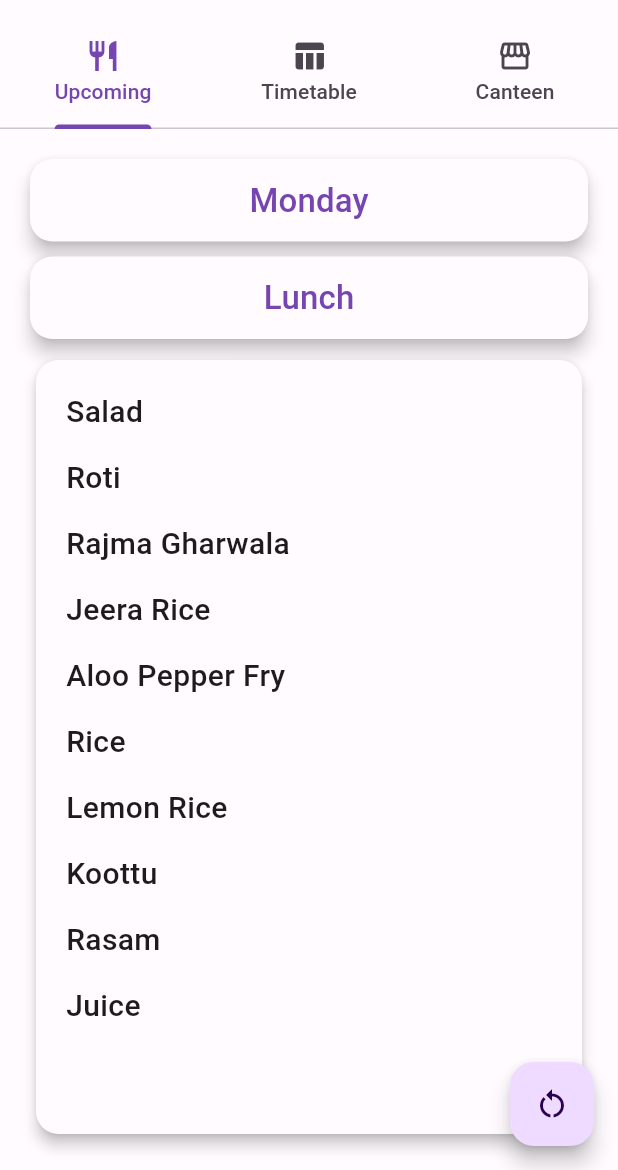
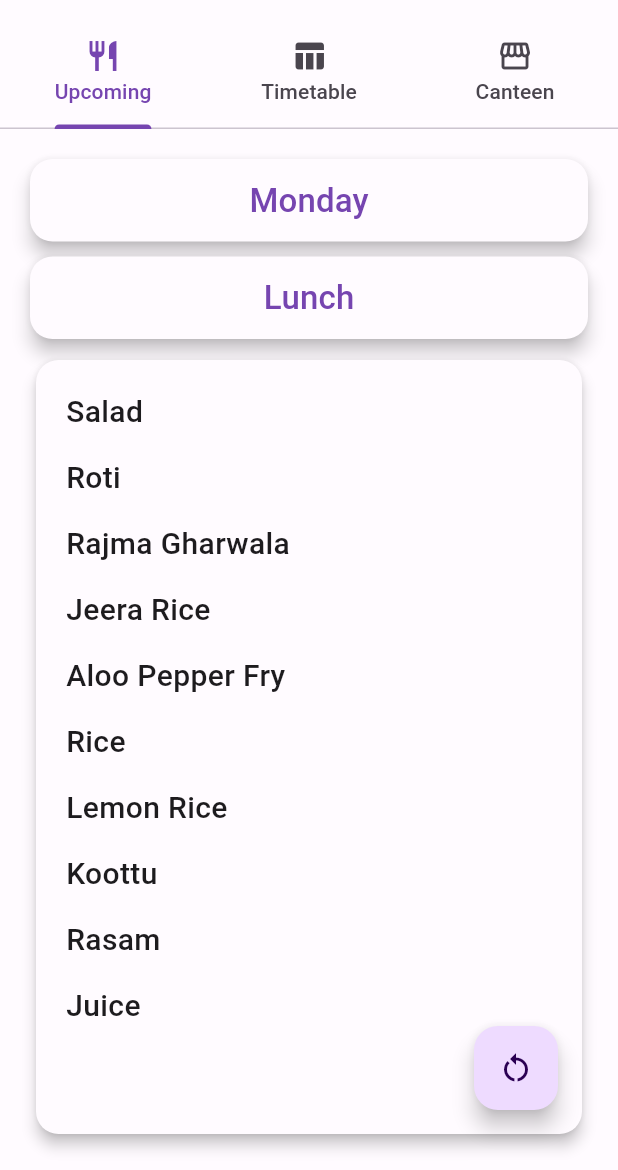
Before and after one commit to shenmareparas/VIT_Bhopal_Mess, a Flutter app: the screen it shows after launch, on a phone screen of 412 x 824 dp, the part 66-1236 px from its top. Run offline on Flutter 3.47's test engine with Material 2 defaults, Android fonts, the phone set to English and light mode, and no system bars; our stand-ins replace photo_view, shared_preferences.

Commit message:
Render Error Fixed

```diff
--- a/lib/upcoming.dart
+++ b/lib/upcoming.dart
@@ -68,7 +68,9 @@ class _UpcomingState extends State<Upcoming> {
     return Scaffold(
       body: Padding(
         padding: const EdgeInsets.all(20.0),
-        child: Column(
+        child: Stack(
+          children: [
+            Column(
               children: [
                 SizedBox(
                   height: 55,
@@ -99,8 +101,8 @@ class _UpcomingState extends State<Upcoming> {
                                         child: Align(
                                             alignment: Alignment.centerLeft,
                                             child: Text(days[index],
-                                            style:
-                                                const TextStyle(fontSize: 18))),
+                                                style: const TextStyle(
+                                                    fontSize: 18))),
                                       ),
                                       const SizedBox(height: 18)
                                     ],
@@ -155,8 +157,8 @@ class _UpcomingState extends State<Upcoming> {
                                         child: Align(
                                             alignment: Alignment.centerLeft,
                                             child: Text(meal[index],
-                                            style:
-                                                const TextStyle(fontSize: 18))),
+                                                style: const TextStyle(
+                                                    fontSize: 18))),
                                       ),
                                       const SizedBox(height: 18)
                                     ],
@@ -193,8 +195,9 @@ class _UpcomingState extends State<Upcoming> {
                       child: ListView.builder(
                         // physics: const NeverScrollableScrollPhysics(),
                         shrinkWrap: true,
-                    itemCount:
-                        getMess(selectedMess)[formattedDate][mealTime]?.length,
+                        itemCount: getMess(selectedMess)[formattedDate]
+                                [mealTime]
+                            ?.length,
                         itemBuilder: (BuildContext context, int index) {
                           return Column(
                             crossAxisAlignment: CrossAxisAlignment.start,
@@ -220,8 +223,7 @@ class _UpcomingState extends State<Upcoming> {
                 ),
               ],
             ),
-      ),
-      floatingActionButton: Positioned(
+            Positioned(
               bottom: 20,
               right: 20,
               child: FloatingActionButton(
@@ -230,6 +232,9 @@ class _UpcomingState extends State<Upcoming> {
                 child: const Icon(Icons.restart_alt),
               ),
             ),
+          ],
+        ),
+      ),
     );
   }
 }
```
Lines whose indentation alone changed are shown as unchanged.
